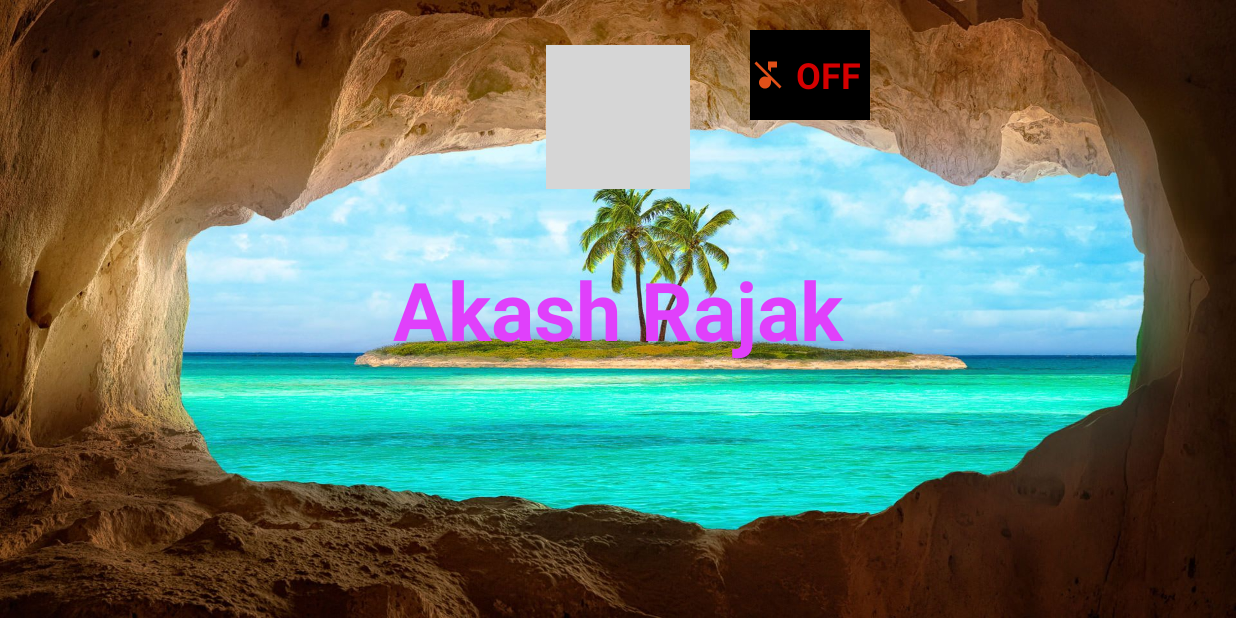
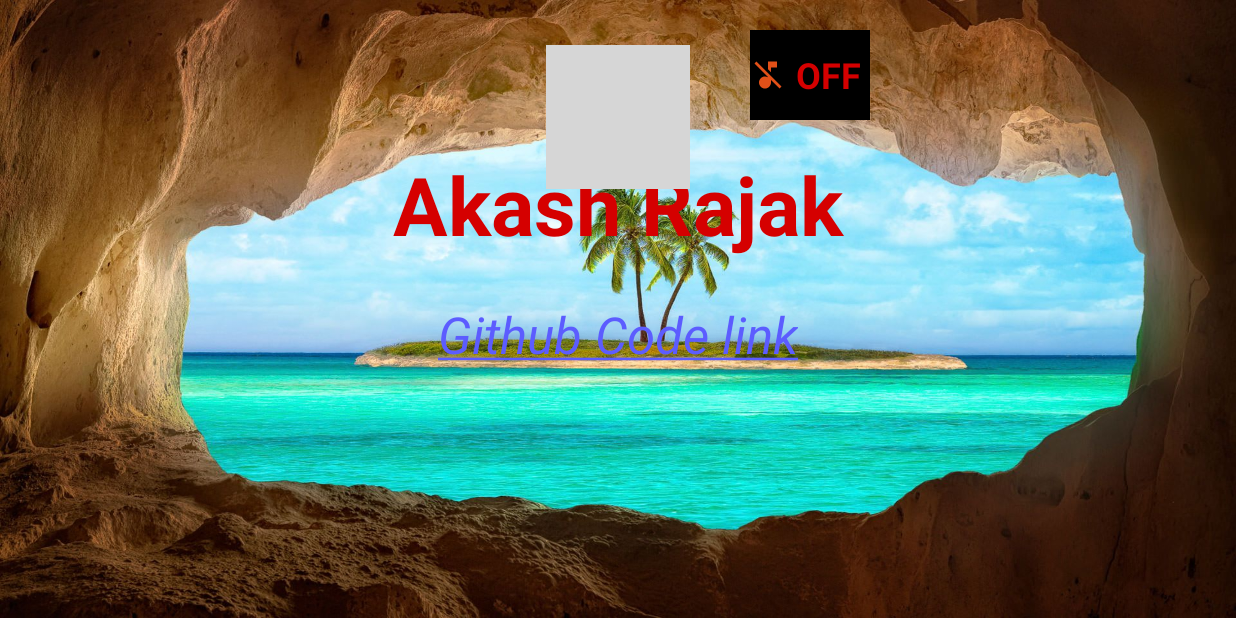
Before and after one commit to akash-rajak/Cave-Man-Game, an Android app: the CreditsActivity screen opened directly, with no data from a screen before it, on a phone screen of 824 x 412 dp (held sideways). Run offline under Robolectric (Android 15) with nearby library versions, the phone set to English and light mode, and no system bars; grey boxes are pictures that could not be loaded.

Commit message:
Added github code link in credit section

```diff
--- a/app/src/main/java/com/example/caveman/CreditsActivity.java
+++ b/app/src/main/java/com/example/caveman/CreditsActivity.java
@@ -6,8 +6,10 @@ import android.app.Activity;
 import android.content.Intent;
 import android.media.MediaPlayer;
 import android.os.Bundle;
+import android.text.method.LinkMovementMethod;
 import android.view.KeyEvent;
 import android.view.View;
+import android.widget.TextView;
 import android.widget.ToggleButton;
 import android.widget.ViewFlipper;
 
@@ -52,6 +54,9 @@ public class CreditsActivity extends Activity {
 			}
 		});
 
+		TextView textView = (TextView)findViewById(R.id.textView);
+		textView.setMovementMethod(LinkMovementMethod.getInstance());
+
 	}
 
 	// When the back key is pressed, this Activity finishes and the menu button are visible to us
--- a/app/src/main/res/layout/credits_layout.xml
+++ b/app/src/main/res/layout/credits_layout.xml
@@ -14,11 +14,15 @@
         android:layout_height="fill_parent"
           android:contentDescription="@null" />
 
+	<!--
+	android:layout_centerInParent="true"
+
+	-->
 	  <ViewFlipper android:id="@+id/flipper"
     	android:layout_width="fill_parent"
     	android:layout_height="wrap_content"
-        android:layout_centerInParent="true"
     	android:flipInterval="2000"
+		  android:layout_marginTop="100dip"
     	android:layout_marginBottom="20dip" >
 
 		  <TextView
@@ -26,7 +30,7 @@
 			  android:layout_height="wrap_content"
 			  android:gravity="center_vertical|center_horizontal"
 			  android:text="@string/credits_1"
-              android:textColor="#E040FB"
+			  android:textColor="#D50000"
 			  android:textSize="54sp"
 			  android:textStyle="bold" />
 
@@ -35,7 +39,7 @@
 			  android:layout_height="wrap_content"
 			  android:gravity="center_vertical|center_horizontal"
 			  android:text="@string/credits_2"
-              android:textColor="#7C4DFF"
+			  android:textColor="#FF6D00"
 			  android:textSize="36sp"
 			  android:textStyle="bold" />
           <TextView
@@ -74,4 +78,15 @@
 		android:textStyle="bold"
 		tools:visibility="invisible" />
 
+	<TextView
+		android:id="@+id/textView"
+		android:layout_width="wrap_content"
+		android:layout_height="wrap_content"
+		android:layout_centerHorizontal="true"
+		android:layout_marginTop="200dip"
+		android:text="@string/text"
+		android:textColor="#64DD17"
+		android:textSize="34sp"
+		android:textStyle="italic" />
+
 </RelativeLayout>
--- a/app/src/main/res/values/strings.xml
+++ b/app/src/main/res/values/strings.xml
@@ -8,6 +8,7 @@
     <string name="credits_2">Contact : +91 8980153352</string>
     <string name="credits_3">Email Id : aakashrajak02@gmail.com</string>
     <string name="options">options</string>
+    <string name="text"><a href = "https://github.com/akash435/Cave-Man-Game">Github Code link</a></string>
 
     <string name="ques1">🤔\t Who is Cave Man ?</string>
     <string name="ans1">\t\t\t Cave Man is the saviour of cave. He will be found sitting on tree on PLay Screen and will be able to kill the Red enemies through axe (his weapon).</string>
```
Lines whose indentation alone changed are shown as unchanged.
